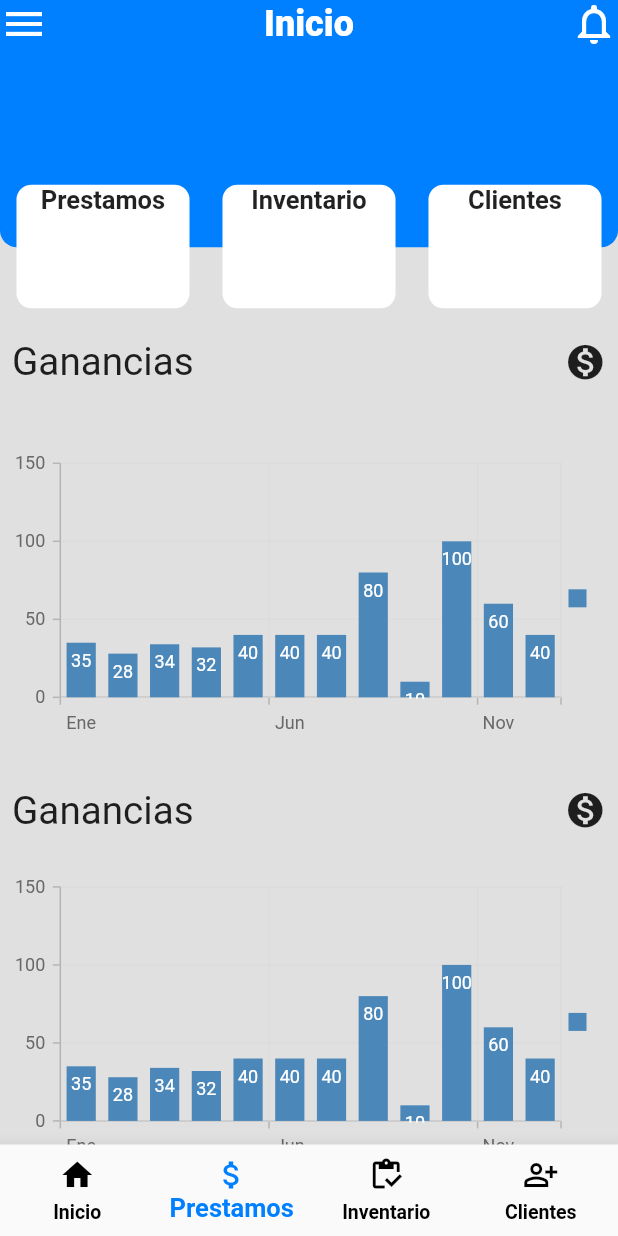
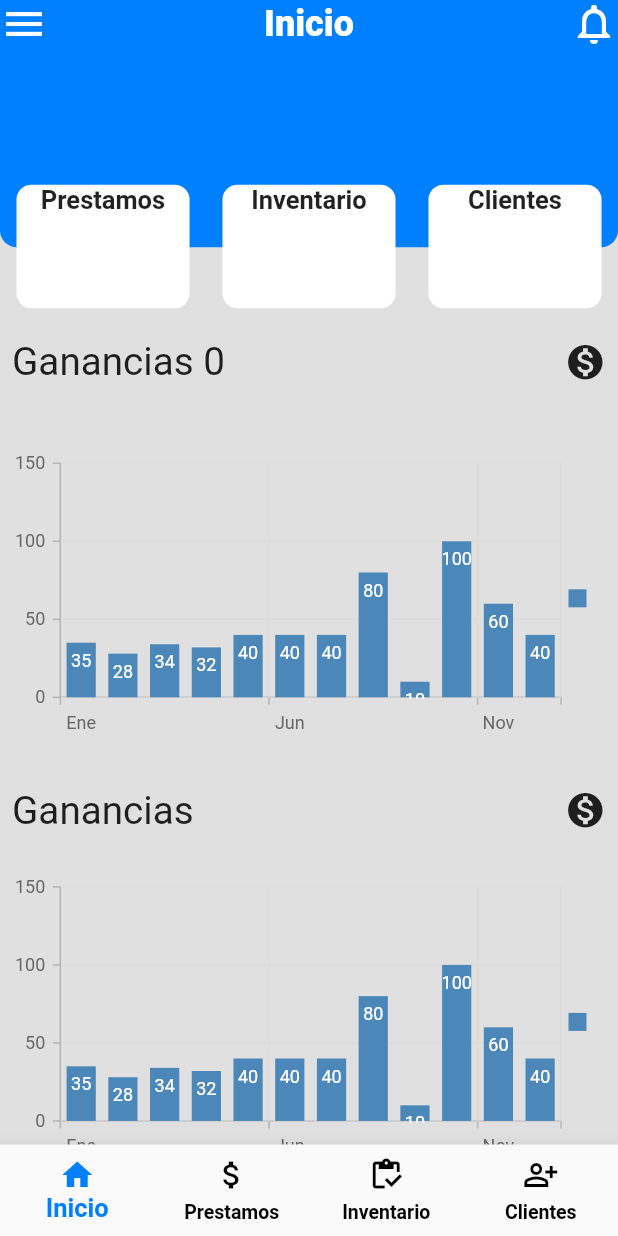
Before and after one commit to Angel10Loo/LoanApp, a Flutter app: the screen it shows after launch, item 2 of the bottom bar chosen, after a tap on the "home" icon, on a phone screen of 412 x 824 dp. Run offline on Flutter 3.47's test engine with Material 2 defaults, Android fonts, the phone set to English and light mode, and no system bars; our stand-ins replace bloc, cloud_firestore, dropdown_search, firebase_core, syncfusion_flutter_charts; accounts and stored records are empty.

Commit message:
new changes

```diff
--- a/lib/src/domain/entities/income.dart
+++ b/lib/src/domain/entities/income.dart
@@ -2,7 +2,7 @@ import 'package:cloud_firestore/cloud_firestore.dart';
 
 class Income {
   String? incomeId;
-  String createdDate;
+  Timestamp createdDate;
   double income;
 
   Income({
--- a/lib/src/domain/services/firebase_service.dart
+++ b/lib/src/domain/services/firebase_service.dart
@@ -37,7 +37,7 @@ class FirebaseService {
 
   // FireStore Loans
 
-  Future<List<Income>> getIncome() async {
+  Future<List<Income>> getIncomes() async {
     try {
       QuerySnapshot<Map<String, dynamic>> snapshot =
           await _firestore.collection("Incomes").get();
@@ -58,14 +58,36 @@ class FirebaseService {
     }
   }
 
+  Future<Income> getIncome() async {
+    QuerySnapshot<Map<String, dynamic>> snapshot = await _firestore
+        .collection("Incomes")
+        .orderBy("createdDate", descending: true)
+        .limit(1)
+        .get();
+    final Income income;
+    if (snapshot.docs.isNotEmpty) {
+      DocumentSnapshot<Map<String, dynamic>> document = snapshot.docs.first;
+      Map<String, dynamic> data = document.data() as Map<String, dynamic>;
+      income = Income(
+        incomeId: document.id,
+        income: data["income"],
+        createdDate: data['createdDate'] ?? '',
+      );
+      return income;
+    } else {
+      print('No document found for the given date.');
+    }
+    return Income(createdDate: Timestamp.fromDate(DateTime.now()), income: 0);
+  }
+
   Future<void> updateIncome(double income) async {
     CollectionReference _incomes = _firestore.collection("Incomes");
-    List<Income> incomes = await getIncome();
+    List<Income> incomes = await getIncomes();
     String incomeID = "";
     double incomeFromDb = 0;
 
-    for (var income in incomes.where((element) => Helper.isDateInCurrentMonth(
-        DateFormat("dd-MM-yyyy").parse(element.createdDate)))) {
+    for (var income in incomes.where((element) =>
+        Helper.isDateInCurrentMonth(element.createdDate.toDate()))) {
       incomeID = income.incomeId!;
       incomeFromDb = income.income;
     }
@@ -73,7 +95,7 @@ class FirebaseService {
       try {
         await _incomes.add({
           "income": income,
-          "createdDate": DateFormat("dd-MM-yyyy").format(DateTime.now()),
+          "createdDate": Timestamp.fromDate(DateTime.now()),
         });
       } catch (e) {
         print(e);
--- a/lib/src/presentation/screens/loan_screen.dart
+++ b/lib/src/presentation/screens/loan_screen.dart
@@ -8,6 +8,7 @@ import 'package:loan_app/src/domain/services/firebase_service.dart';
 import 'package:loan_app/src/presentation/Widgets/alertInfo.dart';
 import 'package:loan_app/src/presentation/Widgets/appbar_widget.dart';
 import 'package:loan_app/src/presentation/screens/customer_screen.dart';
+import 'package:loan_app/src/presentation/screens/main_screen.dart';
 import 'package:loan_app/src/presentation/screens/payment_screen.dart';
 import 'package:loan_app/src/utils/constans.dart';
 import 'package:dropdown_search/dropdown_search.dart';
@@ -42,6 +43,7 @@ class _LoanScreenState extends State<LoanScreen> {
   @override
   void initState() {
     super.initState();
+    loansFound = [];
     // Fetch customers from Firebase and update the dropdown items
     fetchCustomers();
   }
@@ -208,6 +210,7 @@ class _LoanScreenState extends State<LoanScreen> {
 
                         if (accept!) {
                           await _firebaseService.deleteLoan(loan.loanId!);
+                          loansFound = [];
                           setState(() {});
                         }
                       },
@@ -350,6 +353,13 @@ class _LoanScreenState extends State<LoanScreen> {
                   if (_formKey.currentState!.validate()) {
                     _formKey.currentState!.save();
 
+                    showDialog(
+                        context: context,
+                        builder: (context) {
+                          return const Center(
+                              child: CircularProgressIndicator());
+                        });
+
                     String id = await _firebaseService.saveLoan(_loan);
 
                     _loan.loanId = id;
@@ -363,6 +373,8 @@ class _LoanScreenState extends State<LoanScreen> {
                     );
 
                     Navigator.of(context).pop();
+                    Navigator.of(context).pop();
+
                     setState(() {});
                   }
                 },
@@ -399,7 +411,7 @@ class _LoanScreenState extends State<LoanScreen> {
           paymentDate);
 
       paymentDate = amortization.paymentDate!;
-
+      loansFound = [];
       await _firebaseService.saveAmortization(amortization);
     }
   }
@@ -466,7 +478,8 @@ class _LoanScreenState extends State<LoanScreen> {
             color: mainColor,
             onPressed: () {
               // Handle home tab press
-              Navigator.of(context).pop();
+              Navigator.of(context).push(MaterialPageRoute(
+                  builder: ((context) => const MainScreen())));
             },
           ),
           IconButton(
--- a/lib/src/presentation/screens/main_screen.dart
+++ b/lib/src/presentation/screens/main_screen.dart
@@ -1,8 +1,12 @@
+import 'package:cloud_firestore/cloud_firestore.dart';
 import 'package:flutter/material.dart';
+import 'package:loan_app/src/domain/entities/income.dart';
+import 'package:loan_app/src/domain/services/firebase_service.dart';
 import 'package:loan_app/src/presentation/Widgets/app_bar.dart';
 import 'package:loan_app/src/presentation/Widgets/bottom_tab.dart';
 import 'package:loan_app/src/presentation/Widgets/chart_widget.dart';
 import 'package:loan_app/src/utils/constans.dart';
+import 'package:loan_app/src/utils/helper.dart';
 import 'package:loan_app/src/utils/responsive.dart';
 
 class MainScreen extends StatefulWidget {
@@ -12,7 +16,26 @@ class MainScreen extends StatefulWidget {
   State<MainScreen> createState() => _MainScreenState();
 }
 
+int loanIncome = 0;
+
 class _MainScreenState extends State<MainScreen> {
+  final FirebaseService _firebaseService = FirebaseService();
+
+  Income _income =
+      Income(createdDate: Timestamp.fromDate(DateTime.now()), income: 0);
+  @override
+  void initState() {
+    super.initState();
+    fetchIncome();
+  }
+
+  Future<void> fetchIncome() async {
+    _income = await _firebaseService.getIncome();
+    setState(() {
+      loanIncome = _income.income.toInt();
+    });
+  }
+
   @override
   Widget build(BuildContext context) {
     var rp = Responsive(context);
@@ -36,7 +59,7 @@ class _MainScreenState extends State<MainScreen> {
                             Padding(
                               padding: const EdgeInsets.all(8.0),
                               child: Text(
-                                "Ganancias",
+                                "Ganancias ${Helper.formatNumberWithCommas(loanIncome.toString())}",
                                 style: TextStyle(fontSize: rp.dp(2.8)),
                               ),
                             ),
```
Also changed, not shown: lib/src/presentation/screens/customer_screen.dart (+32 -2 lines), lib/firebase_options.dart.
